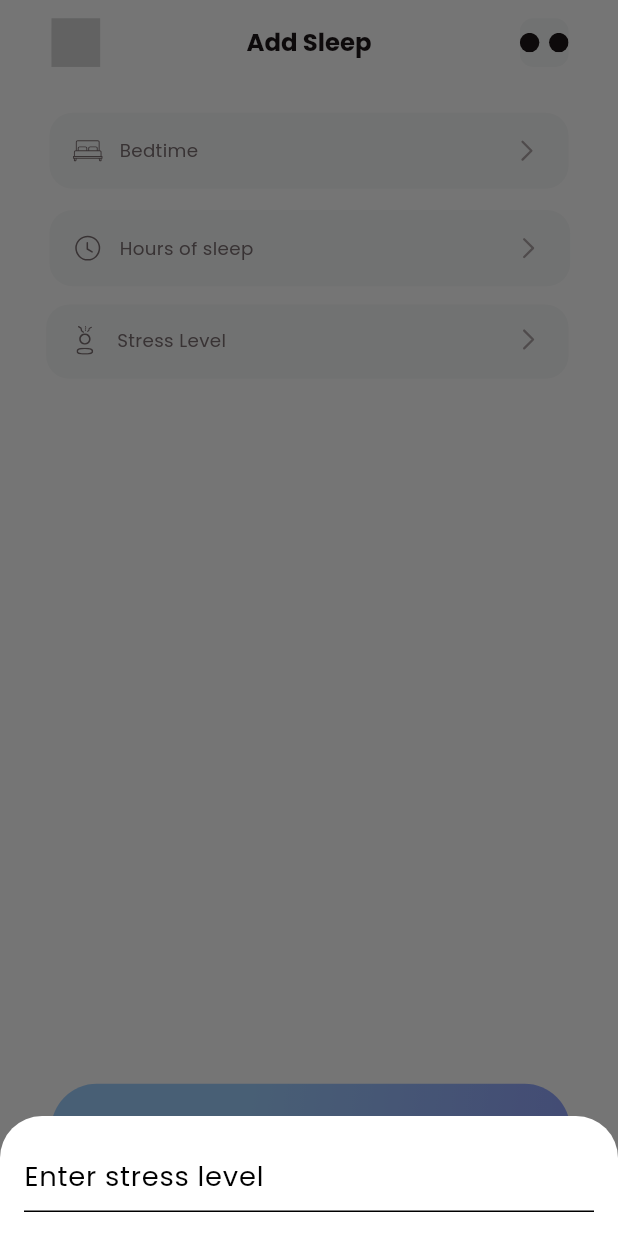
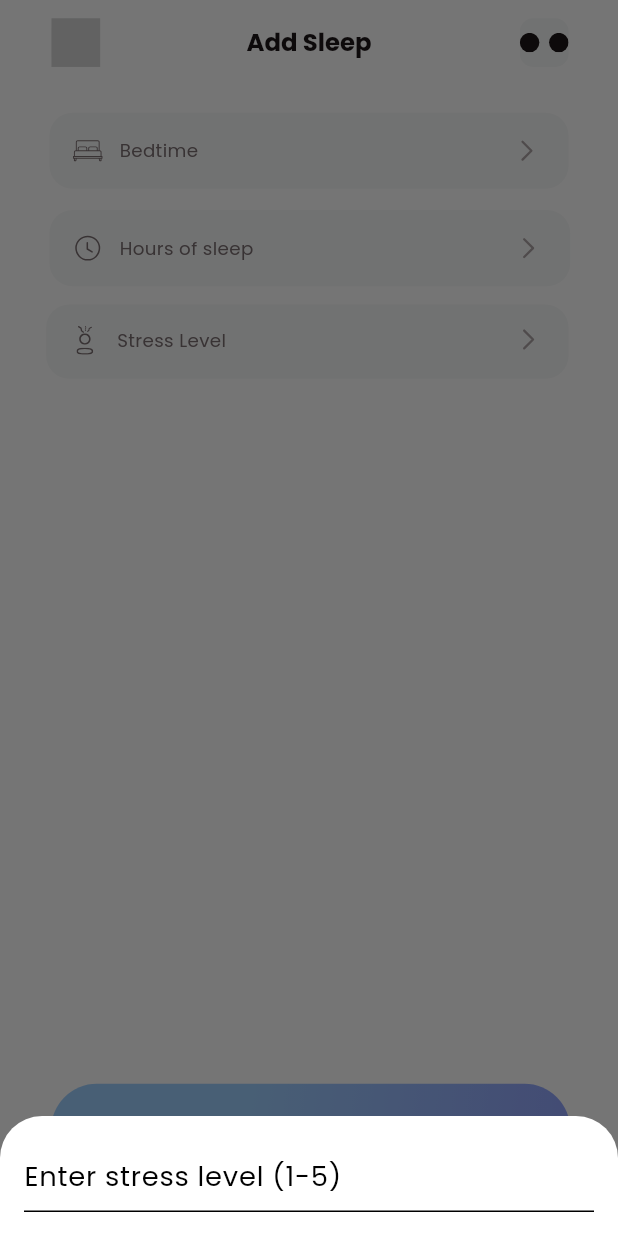
Before and after one commit to amangrewal1/cs125FinalUI-getx, a Flutter app: the AddSleepScreen screen opened by its route, after a tap on "Stress Level", on a phone screen of 412 x 824 dp. Run offline on Flutter 3.47's test engine with Material 3 defaults, Android fonts, the phone set to English and light mode, and no system bars; our stand-ins replace cached_network_image, connectivity_plus, flutter_svg, flutter_svg_provider, get, shared_preferences; accounts and stored records are empty.

Commit message:
Edited message to emphasize "1-5" for stress level

```diff
--- a/lib/presentation/add_sleep_screen/add_sleep_screen.dart
+++ b/lib/presentation/add_sleep_screen/add_sleep_screen.dart
@@ -200,7 +200,7 @@ Widget build(BuildContext context) {
               controller: stressLevelController,
               keyboardType: TextInputType.number,
               decoration: InputDecoration(
-                hintText: 'Enter stress level',
+                hintText: 'Enter stress level (1-5)',
               ),
               onSubmitted: (String value) {
                 // Assign the entered value to a local variable
```
